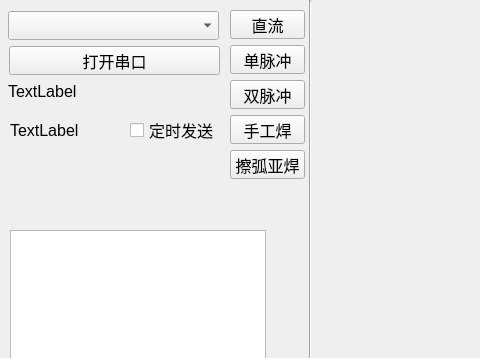
This is untitled4/widget.ui in ZIME-KING/QT_Learn as Qt 5 draws it before an edit; both pictures show x 0 to 480 and y 0 to 358 of the 800 by 480 pixel window. The edited form follows.
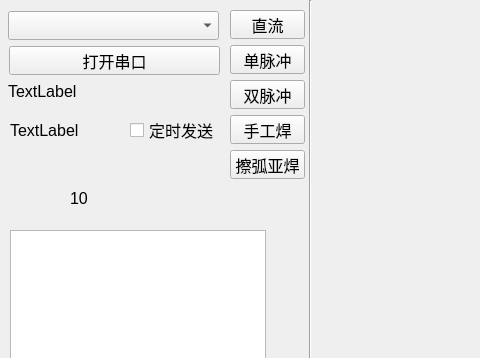
This is the edited form.

Patch:
```diff
--- a/untitled4/widget.ui
+++ b/untitled4/widget.ui
@@ -223,6 +223,19 @@
     <string>清空</string>
    </property>
   </widget>
+  <widget class="QLabel" name="label_5">
+   <property name="geometry">
+    <rect>
+     <x>70</x>
+     <y>190</y>
+     <width>53</width>
+     <height>16</height>
+    </rect>
+   </property>
+   <property name="text">
+    <string>10</string>
+   </property>
+  </widget>
  </widget>
  <resources/>
  <connections/>
```
